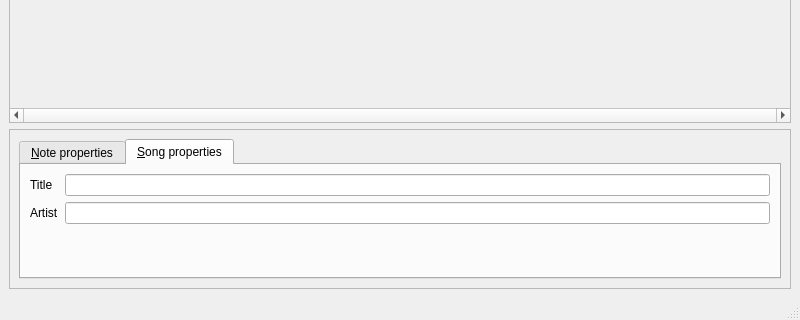
Above: editor.ui from performous/composer before the change; both pictures show x 0 to 800 and y 280 to 600 of the 800 by 600 pixel window. Below: the same form after it.
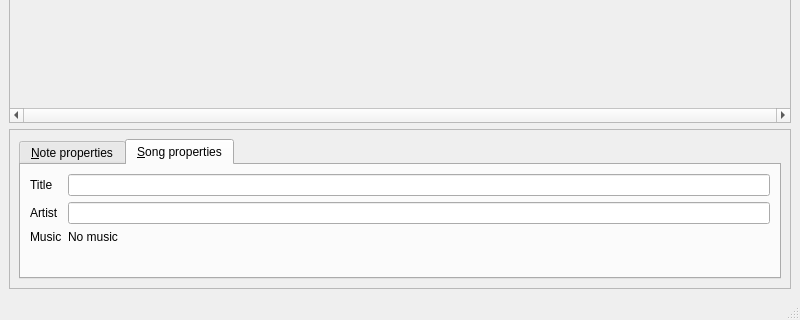
That is the form after the change. The open tabs and pages were chosen to show the change. Custom widgets are drawn as their Qt base class.

Patch:
```diff
--- a/editor.ui
+++ b/editor.ui
@@ -233,6 +233,20 @@
              <item row="1" column="1">
               <widget class="QLineEdit" name="txtArtist"/>
              </item>
+             <item row="2" column="0">
+              <widget class="QLabel" name="label_7">
+               <property name="text">
+                <string>Music</string>
+               </property>
+              </widget>
+             </item>
+             <item row="2" column="1">
+              <widget class="QLabel" name="valMusicFile">
+               <property name="text">
+                <string>No music</string>
+               </property>
+              </widget>
+             </item>
             </layout>
            </widget>
           </widget>
```
Left out of the diff: 2 changed lines with no effect on the pictures.
